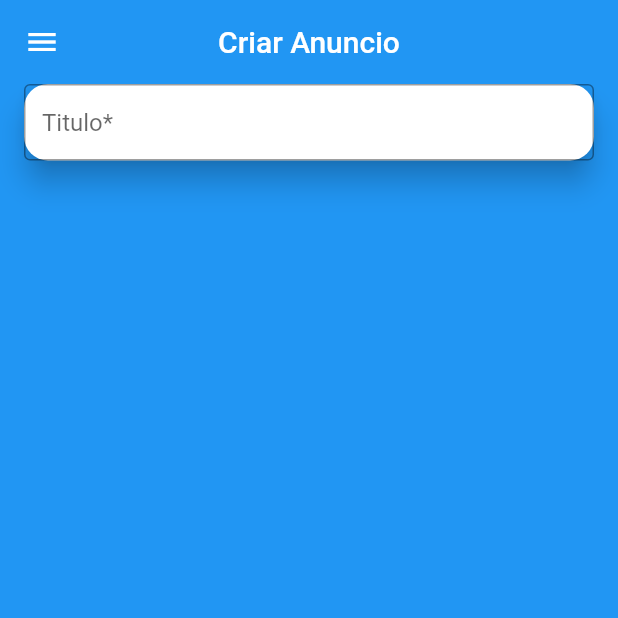
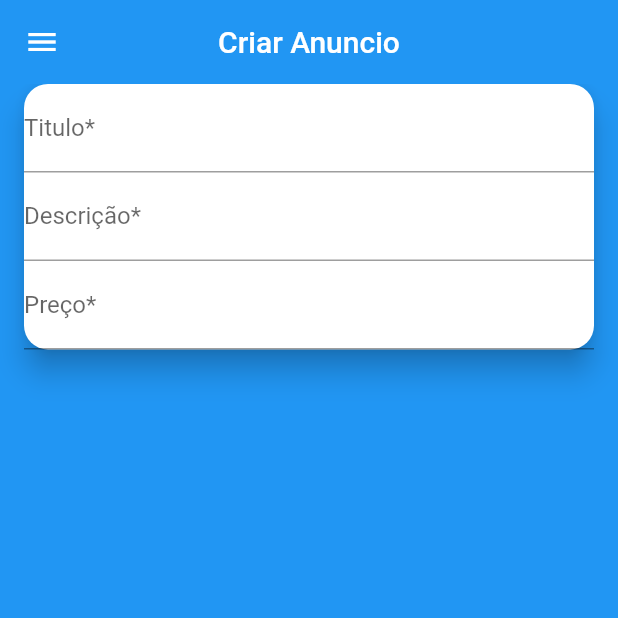
Before and after one commit to oliveiradg/GuiaPGX, a Flutter app: the screen it shows after launch, in the side drawer, after a tap on "Lojas & Serviços", on a phone screen of 412 x 824 dp, the top half of it. Run offline on Flutter 3.47's test engine with Material 2 defaults, Android fonts, the phone set to English and light mode, and no system bars; our stand-ins replace carousel_slider; network calls fail.

Commit message:
[Dia 53] - feat Desenvolvendo Card de Criação de Anúncios

```diff
--- a/lib/app/views/create_view.dart
+++ b/lib/app/views/create_view.dart
@@ -1,4 +1,5 @@
 import 'package:flutter/material.dart';
+import 'package:flutter/services.dart';
 import 'package:guia_pgx/components/custom_drawer/custom_drawer.dart';
 
 class CreateView extends StatelessWidget {
@@ -23,12 +24,45 @@ class CreateView extends StatelessWidget {
           children:  [
             TextFormField(
               decoration: const InputDecoration(
-                hintText: 'Titulo*',
+            labelText: 'Titulo*',
 
-                border: OutlineInputBorder(),
-                isDense: true,
+
+
               ),
-              keyboardType: TextInputType.emailAddress,
+
+            ),
+            TextFormField(
+              decoration: const InputDecoration(
+                labelText: 'Descrição*',
+
+
+
+              ),
+              maxLines: null,
+
+            ),
+            //Categoria
+
+            //CEP
+
+            //Preço
+            TextFormField(
+              decoration: const InputDecoration(
+             labelText: 'Preço*',
+
+
+
+                prefixText: 'R\$ ',
+
+              ),
+              keyboardType: TextInputType.number,
+              inputFormatters: [
+                FilteringTextInputFormatter.digitsOnly,
+
+
+
+              ],
+
             ),
 
 
--- a/lib/app/views/sign_up_view.dart
+++ b/lib/app/views/sign_up_view.dart
@@ -65,6 +65,7 @@ class SignUpView extends StatelessWidget {
                     keyboardType: TextInputType.phone,
                     inputFormatters: [
                       FilteringTextInputFormatter.digitsOnly,
+
                     ],
                   ),
                   const SizedBox(
```
